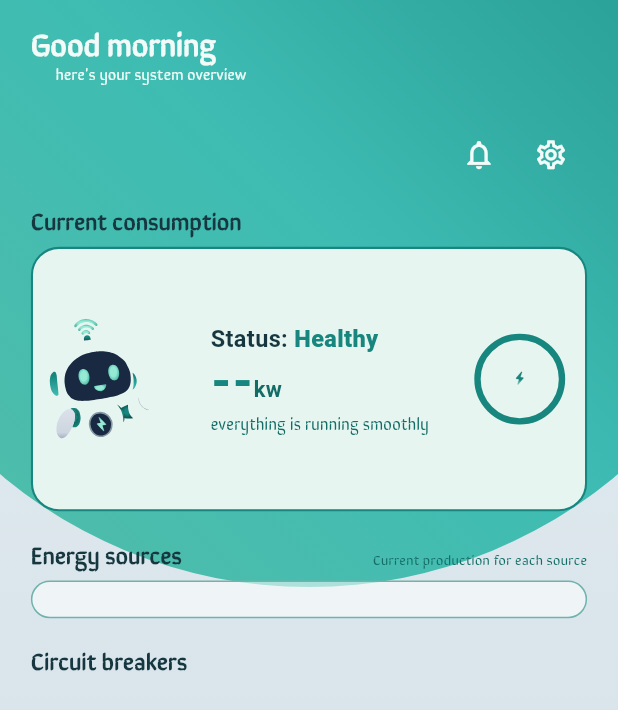
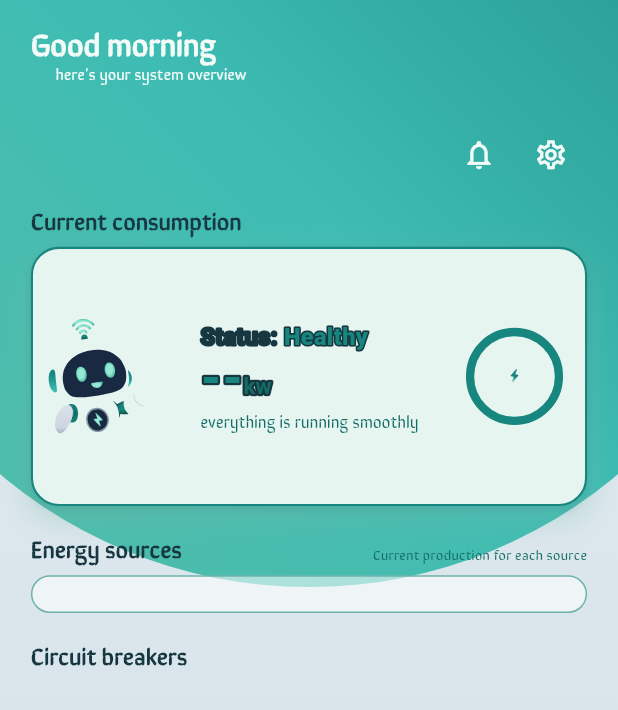
Before and after one commit to yaraHasan1/fluxa, a Flutter app: the _DashboardView screen opened directly with empty values, on a phone screen of 412 x 824 dp. Shown: the top 710 px of the screen. Run offline on Flutter 3.47's test engine with Material 3 defaults, Android fonts, the phone set to English and light mode, and no system bars; our stand-ins replace equatable, flutter_bloc, flutter_svg, get_it, go_router.

Commit message:
feat(dashboard): make the status card a reusable, parameterised component
The card now takes its artwork rather than deriving it: mascotAsset and
iconAsset are passed per state, so each state supplies its own robot SVG and
its own glyph SVG. It holds no notion of system health any more, which leaves
it usable for any reading of this shape.

SystemStatusCard is the thin binding from SystemStatus to those parameters, so
all the state-to-artwork mapping sits in one place in the dashboard feature.

Three changes to how it draws:

- Shadow. A wide brand-tinted lift plus a tight contact shadow underneath,
  the same pair the Figma filters use.
- The ring is one unbroken stroked circle, drawn by a CustomPainter. A
  BoxDecoration border paints its sides separately and can leave a hairline
  seam where the arcs meet; a single drawCircle cannot.
- The status word and the reading carry a stroked edge. Flutter cannot stroke
  and fill a glyph in one pass — TextStyle.foreground replaces the fill — so
  OutlinedRichText paints the line twice, outline first and the normal text
  exactly over it. Passing a transparent outline switches it off.

ringAsset is optional: supply it and the drawn ring is replaced by artwork,
with the glyph still laid over the top.

Verified by rendering all three states in a throwaway check rather than
adding to the suite, since TextStyle asserts at runtime if colour and
foreground are both set and the analyzer cannot catch it.

Co-Authored-By: Claude <noreply@anthropic.com>

```diff
--- /dev/null
+++ b/lib/components/status_card.dart
@@ -0,0 +1,324 @@
+import 'dart:math' as math;
+
+import 'package:flutter/material.dart';
+import 'package:flutter_svg/flutter_svg.dart';
+
+import 'package:fluxa/theme/app_colors.dart';
+import 'package:fluxa/theme/app_text_styles.dart';
+import 'package:fluxa/utils/responsive_extension.dart';
+
+/// The reading card: a mascot on the left, the status and value in the middle,
+/// and a ringed glyph on the right.
+///
+/// Purely presentational — every asset and colour is passed in, so a caller
+/// supplies whichever artwork its state calls for. It knows nothing about
+/// system health, which keeps it reusable for any card of this shape.
+class StatusCard extends StatelessWidget {
+  const StatusCard({
+    super.key,
+    required this.mascotAsset,
+    required this.iconAsset,
+    required this.accent,
+    required this.surface,
+    required this.valueInk,
+    required this.label,
+    required this.statusWord,
+    required this.value,
+    required this.unit,
+    required this.caption,
+    this.ringAsset,
+    this.badge,
+    this.outline = AppColors.ink,
+  });
+
+  /// Robot artwork for this state.
+  final String mascotAsset;
+
+  /// Glyph shown inside the ring.
+  final String iconAsset;
+
+  /// Supply to use artwork for the ring instead of drawing it. The glyph is
+  /// still laid over it, so the export should be the ring alone.
+  final String? ringAsset;
+
+  /// Ring and border colour.
+  final Color accent;
+
+  /// Card fill.
+  final Color surface;
+
+  /// Colour of the status word and the reading.
+  final Color valueInk;
+
+  /// Drawn behind the status word and the reading to give the lettering the
+  /// hard edge the design has. Set transparent to switch it off.
+  final Color outline;
+
+  /// The run before [statusWord], e.g. "Status: ".
+  final String label;
+  final String statusWord;
+
+  /// Already formatted; the card does no rounding of its own.
+  final String value;
+  final String unit;
+  final String caption;
+
+  /// Optional mark in the top-right corner.
+  final Widget? badge;
+
+  @override
+  Widget build(BuildContext context) {
+    final Widget card = Container(
+      decoration: BoxDecoration(
+        color: surface,
+        borderRadius: BorderRadius.circular(context.r(18)),
+        border: Border.all(color: accent, width: 1.4),
+        boxShadow: <BoxShadow>[
+          // Wide, brand-tinted lift, then a tight contact shadow directly
+          // under the card — the same pair the Figma filters use.
+          BoxShadow(
+            color: AppColors.glow.withValues(alpha: 0.45),
+            blurRadius: context.r(18),
+            offset: Offset(0, context.r(6)),
+          ),
+          BoxShadow(
+            color: AppColors.navy.withValues(alpha: 0.10),
+            blurRadius: context.r(4),
+            offset: Offset(0, context.r(2)),
+          ),
+        ],
+      ),
+      child: Padding(
+        padding: EdgeInsets.fromLTRB(
+          context.r(8),
+          context.r(12),
+          context.r(14),
+          context.r(12),
+        ),
+        child: Row(
+          children: <Widget>[
+            SvgPicture.asset(
+              mascotAsset,
+              width: context.wp(0.23),
+              fit: BoxFit.contain,
+              excludeFromSemantics: true,
+            ),
+            SizedBox(width: context.r(8)),
+            Expanded(child: _readout(context)),
+            SizedBox(width: context.r(8)),
+            _RingedGlyph(
+              iconAsset: iconAsset,
+              ringAsset: ringAsset,
+              accent: accent,
+              diameter: context.r(62),
+            ),
+          ],
+        ),
+      ),
+    );
+
+    if (badge == null) return card;
+
+    return Stack(
+      clipBehavior: Clip.none,
+      children: <Widget>[
+        card,
+        Positioned(top: context.r(8), right: context.r(10), child: badge!),
+      ],
+    );
+  }
+
+  Widget _readout(BuildContext context) {
+    return Column(
+      crossAxisAlignment: CrossAxisAlignment.start,
+      mainAxisSize: MainAxisSize.min,
+      children: <Widget>[
+        OutlinedRichText(
+          outline: outline,
+          strokeWidth: context.r(2.2),
+          spans: <TextRun>[
+            TextRun(
+              label,
+              AppTextStyles.fieldLabel.copyWith(fontSize: context.sp(15)),
+            ),
+            TextRun(
+              statusWord,
+              AppTextStyles.fieldLabel.copyWith(
+                fontSize: context.sp(15),
+                color: valueInk,
+                fontWeight: FontWeight.w800,
+              ),
+            ),
+          ],
+        ),
+        SizedBox(height: context.r(2)),
+        OutlinedRichText(
+          outline: outline,
+          strokeWidth: context.r(3),
+          spans: <TextRun>[
+            TextRun(
+              value,
+              AppTextStyles.reading.copyWith(
+                fontSize: context.sp(30),
+                color: valueInk,
+              ),
+            ),
+            TextRun(
+              unit,
+              AppTextStyles.readingUnit.copyWith(fontSize: context.sp(14)),
+            ),
+          ],
+        ),
+        SizedBox(height: context.r(4)),
+        Text(
+          caption,
+          style: AppTextStyles.helper.copyWith(fontSize: context.sp(10.5)),
+        ),
+      ],
+    );
+  }
+}
+
+/// One styled run inside [OutlinedRichText].
+class TextRun {
+  const TextRun(this.text, this.style);
+
+  final String text;
+  final TextStyle style;
+}
+
+/// Rich text with a stroked edge behind the fill.
+///
+/// Flutter cannot stroke and fill a glyph in one pass — `TextStyle.foreground`
+/// replaces the fill — so the line is painted twice: once as an outline, then
+/// the normal text exactly on top.
+class OutlinedRichText extends StatelessWidget {
+  const OutlinedRichText({
+    super.key,
+    required this.spans,
+    required this.outline,
+    required this.strokeWidth,
+  });
+
+  final List<TextRun> spans;
+  final Color outline;
+  final double strokeWidth;
+
+  TextSpan _build({required bool stroked}) => TextSpan(
+    children: <InlineSpan>[
+      for (final TextRun run in spans)
+        TextSpan(
+          text: run.text,
+          style: stroked
+              // `color` and `foreground` are mutually exclusive, so the stroke
+              // copy drops the colour entirely.
+              ? run.style.copyWith(
+                  color: null,
+                  foreground: Paint()
+                    ..style = PaintingStyle.stroke
+                    ..strokeWidth = strokeWidth
+                    ..strokeJoin = StrokeJoin.round
+                    ..color = outline,
+                )
+              : run.style,
+        ),
+    ],
+  );
+
+  @override
+  Widget build(BuildContext context) {
+    if (outline.a == 0) return Text.rich(_build(stroked: false));
+
+    return Stack(
+      children: <Widget>[
+        Text.rich(_build(stroked: true)),
+        Text.rich(_build(stroked: false)),
+      ],
+    );
+  }
+}
+
+/// The glyph inside its ring.
+///
+/// The glyph exports differ wildly in shape — the exclamation is 11×59, the
+/// flame nearly square — so it is constrained by height and centred rather
+/// than stretched to fill the circle.
+class _RingedGlyph extends StatelessWidget {
+  const _RingedGlyph({
+    required this.iconAsset,
+    required this.ringAsset,
+    required this.accent,
+    required this.diameter,
+  });
+
+  final String iconAsset;
+  final String? ringAsset;
+  final Color accent;
+  final double diameter;
+
+  @override
+  Widget build(BuildContext context) {
+    return SizedBox(
+      width: diameter,
+      height: diameter,
+      child: Stack(
+        alignment: Alignment.center,
+        children: <Widget>[
+          if (ringAsset != null)
+            SvgPicture.asset(
+              ringAsset!,
+              width: diameter,
+              height: diameter,
+              fit: BoxFit.contain,
+              excludeFromSemantics: true,
+            )
+          else
+            CustomPaint(
+              size: Size.square(diameter),
+              painter: _RingPainter(
+                colour: accent,
+                strokeWidth: diameter * 0.085,
+              ),
+            ),
+          SvgPicture.asset(
+            iconAsset,
+            height: diameter * 0.46,
+            fit: BoxFit.contain,
+            excludeFromSemantics: true,
+          ),
+        ],
+      ),
+    );
+  }
+}
+
+/// Draws the ring as a single unbroken stroked circle.
+///
+/// A `BoxDecoration` border is drawn side by side and can leave a hairline
+/// seam where the arcs meet; one `drawCircle` cannot.
+class _RingPainter extends CustomPainter {
+  const _RingPainter({required this.colour, required this.strokeWidth});
+
+  final Color colour;
+  final double strokeWidth;
+
+  @override
+  void paint(Canvas canvas, Size size) {
+    final double radius = (math.min(size.width, size.height) - strokeWidth) / 2;
+
+    canvas.drawCircle(
+      size.center(Offset.zero),
+      radius,
+      Paint()
+        ..style = PaintingStyle.stroke
+        ..strokeWidth = strokeWidth
+        ..strokeCap = StrokeCap.round
+        ..isAntiAlias = true
+        ..color = colour,
+    );
+  }
+
+  @override
+  bool shouldRepaint(_RingPainter old) =>
+      old.colour != colour || old.strokeWidth != strokeWidth;
+}
--- a/lib/features/dashboard/dashboard_screen.dart
+++ b/lib/features/dashboard/dashboard_screen.dart
@@ -71,7 +71,7 @@ class _DashboardView extends StatelessWidget {
 
                         _SectionTitle(AppStrings.currentConsumption),
                         SizedBox(height: context.r(8)),
-                        StatusCard(
+                        SystemStatusCard(
                           status: state.status,
                           kilowatts: state.consumptionKw,
                         ),
--- a/lib/features/dashboard/widgets/status_card.dart
+++ b/lib/features/dashboard/widgets/status_card.dart
@@ -1,140 +1,34 @@
 import 'package:flutter/material.dart';
-import 'package:flutter_svg/flutter_svg.dart';
 
+import 'package:fluxa/components/status_card.dart';
 import 'package:fluxa/constants/app_strings.dart';
 import 'package:fluxa/features/dashboard/dashboard_models.dart';
-import 'package:fluxa/theme/app_text_styles.dart';
-import 'package:fluxa/utils/responsive_extension.dart';
 
-/// The headline card: mascot, status word, current reading and status glyph.
+/// Binds a [SystemStatus] to the presentational [StatusCard].
 ///
-/// The three variants in the design are one card — [SystemStatus] carries the
-/// mascot, glyph, palette and copy, so nothing here branches on the state.
-class StatusCard extends StatelessWidget {
-  const StatusCard({super.key, required this.status, this.kilowatts});
+/// All the mapping from state to artwork, palette and copy lives here, so the
+/// card itself stays reusable for any reading of this shape.
+class SystemStatusCard extends StatelessWidget {
+  const SystemStatusCard({super.key, required this.status, this.kilowatts});
 
   final SystemStatus status;
 
-  /// Null renders the reading as a dash rather than inventing a number.
+  /// Null renders a dash rather than inventing a number.
   final double? kilowatts;
 
   @override
   Widget build(BuildContext context) {
-    final double mascotWidth = context.wp(0.24);
-
-    return DecoratedBox(
-      decoration: BoxDecoration(
-        color: status.surface,
-        borderRadius: BorderRadius.circular(context.r(18)),
-        border: Border.all(color: status.accent, width: 1.4),
-      ),
-      child: Padding(
-        padding: EdgeInsets.fromLTRB(
-          context.r(10),
-          context.r(12),
-          context.r(14),
-          context.r(12),
-        ),
-        child: Row(
-          crossAxisAlignment: CrossAxisAlignment.center,
-          children: <Widget>[
-            SvgPicture.asset(
-              status.mascot,
-              width: mascotWidth,
-              fit: BoxFit.contain,
-              excludeFromSemantics: true,
-            ),
-            SizedBox(width: context.r(10)),
-            Expanded(
-              child: Column(
-                crossAxisAlignment: CrossAxisAlignment.start,
-                mainAxisSize: MainAxisSize.min,
-                children: <Widget>[
-                  Text.rich(
-                    TextSpan(
-                      children: <InlineSpan>[
-                        TextSpan(
-                          text: AppStrings.statusLabel,
-                          style: AppTextStyles.fieldLabel.copyWith(
-                            fontSize: context.sp(15),
-                          ),
-                        ),
-                        TextSpan(
-                          text: status.word,
-                          style: AppTextStyles.fieldLabel.copyWith(
-                            fontSize: context.sp(15),
-                            color: status.ink,
-                            fontWeight: FontWeight.w800,
-                          ),
-                        ),
-                      ],
-                    ),
-                  ),
-                  SizedBox(height: context.r(2)),
-                  Text.rich(
-                    TextSpan(
-                      children: <InlineSpan>[
-                        TextSpan(
-                          text: kilowatts == null
-                              ? AppStrings.noReading
-                              : kilowatts!.toStringAsFixed(1),
-                          style: AppTextStyles.reading.copyWith(
-                            fontSize: context.sp(30),
-                            color: status.ink,
-                          ),
-                        ),
-                        TextSpan(
-                          text: AppStrings.kilowattSuffix,
-                          style: AppTextStyles.readingUnit.copyWith(
-                            fontSize: context.sp(14),
-                          ),
-                        ),
-                      ],
-                    ),
-                  ),
-                  SizedBox(height: context.r(4)),
-                  Text(
-                    status.caption,
-                    style: AppTextStyles.helper.copyWith(
-                      fontSize: context.sp(10.5),
-                    ),
-                  ),
-                ],
-              ),
-            ),
-            SizedBox(width: context.r(8)),
-            _StatusGlyph(status: status, diameter: context.r(58)),
-          ],
-        ),
-      ),
+    return StatusCard(
+      mascotAsset: status.mascot,
+      iconAsset: status.glyph,
+      accent: status.accent,
+      surface: status.surface,
+      valueInk: status.ink,
+      label: AppStrings.statusLabel,
+      statusWord: status.word,
+      value: kilowatts?.toStringAsFixed(1) ?? AppStrings.noReading,
+      unit: AppStrings.kilowattSuffix,
+      caption: status.caption,
     );
   }
 }
-
-/// The glyph in its ring. Each export has its own aspect, so the artwork is
-/// height-constrained inside a fixed circle rather than stretched to fill it.
-class _StatusGlyph extends StatelessWidget {
-  const _StatusGlyph({required this.status, required this.diameter});
-
-  final SystemStatus status;
-  final double diameter;
-
-  @override
-  Widget build(BuildContext context) {
-    return Container(
-      width: diameter,
-      height: diameter,
-      decoration: BoxDecoration(
-        shape: BoxShape.circle,
-        border: Border.all(color: status.accent, width: diameter * 0.07),
-      ),
-      alignment: Alignment.center,
-      child: SvgPicture.asset(
-        status.glyph,
-        height: diameter * 0.5,
-        fit: BoxFit.contain,
-        excludeFromSemantics: true,
-      ),
-    );
-  }
-}
```
